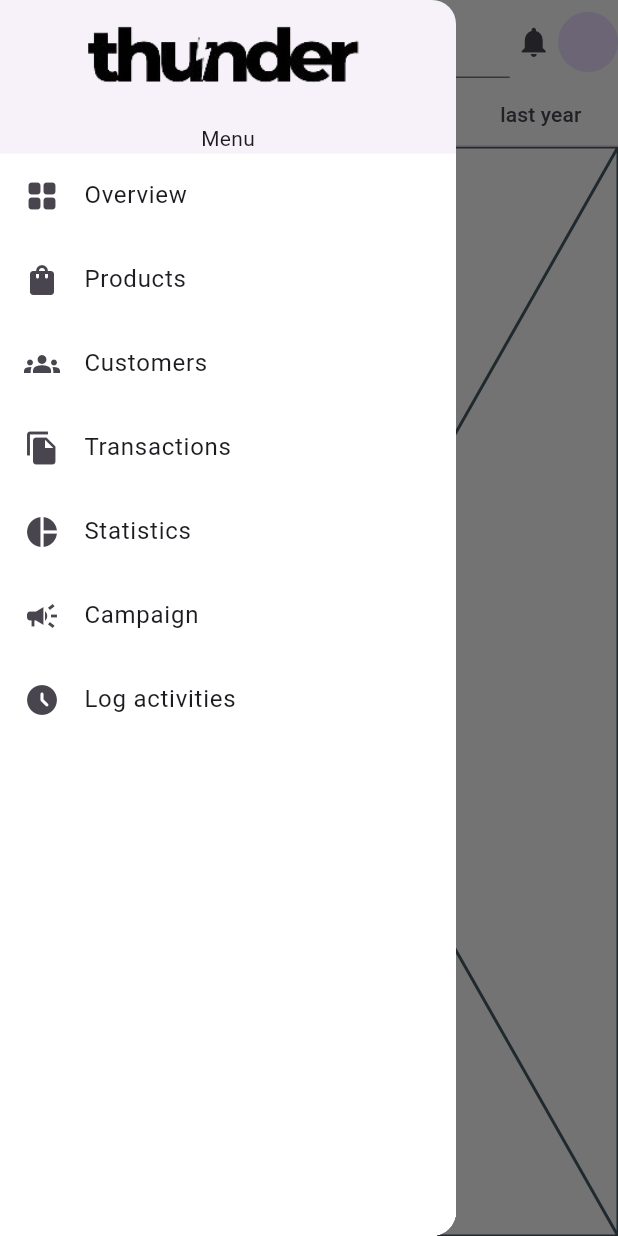
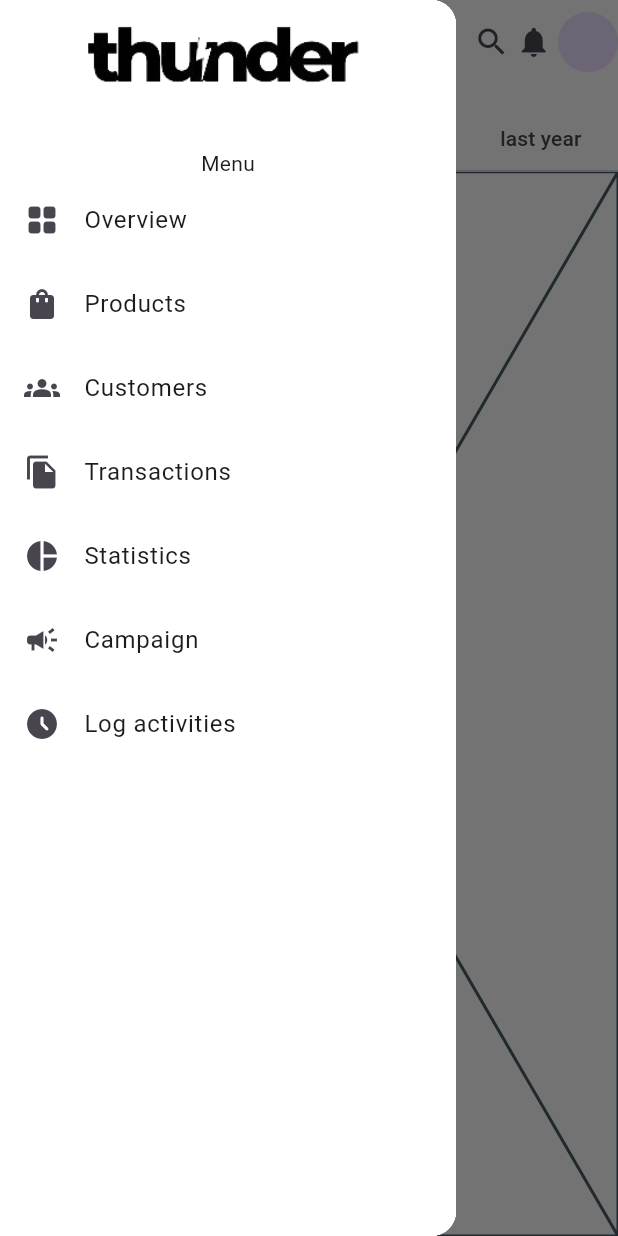
Before and after one commit to LeenAlsous/dashboard, a Flutter app: the screen it shows after launch, with the side drawer open, on a phone screen of 412 x 824 dp. Run offline on Flutter 3.47's test engine with Material 3 defaults, Android fonts, the phone set to English and light mode, and no system bars.

Commit message:
mid solution for responsive app

```diff
--- a/lib/dummy/dummy_data.dart
+++ b/lib/dummy/dummy_data.dart
@@ -1,5 +1,5 @@
 import 'package:dashboard/business_logic/total.dart';
-import 'package:dashboard/presentation/view/over_view.dart';
+import 'package:dashboard/presentation/view/main_screens/over_view.dart';
 import 'package:flutter/material.dart';
 
 import '../business_logic/drawer_model.dart';
--- /dev/null
+++ b/lib/helper/screen_sizes.dart
@@ -0,0 +1,9 @@
+import 'package:flutter/cupertino.dart';
+
+class ScreenSizes{
+
+  static bool isDesktop(BuildContext context) => MediaQuery.sizeOf(context).width >= 1000;
+  static bool isTablet(BuildContext context) => MediaQuery.sizeOf(context).width < 1000 && MediaQuery.sizeOf(context).width >= 760;
+  static bool isMobile(BuildContext context) => MediaQuery.sizeOf(context).width < 760;
+
+}
--- a/lib/main.dart
+++ b/lib/main.dart
@@ -1,5 +1,4 @@
-import 'package:dashboard/presentation/view/middle_point.dart';
-import 'package:dashboard/presentation/widgets/split_view.dart';
+import 'package:dashboard/presentation/view/main_screens/home.dart';
 import 'package:flutter/material.dart';
 
 void main() {
@@ -13,7 +12,7 @@ class MainApp extends StatelessWidget {
   Widget build(BuildContext context) {
     return const MaterialApp(
       debugShowCheckedModeBanner: false,
-      home: SplitView()
+      home: Home()
     );
   }
 }
--- /dev/null
+++ b/lib/presentation/view/main_screens/home.dart
@@ -0,0 +1,16 @@
+import 'package:dashboard/presentation/view/main_screens/split_view.dart';
+import 'package:flutter/material.dart';
+
+class Home extends StatefulWidget {
+  const Home({Key? key}) : super(key: key);
+
+  @override
+  State<Home> createState() => _HomeState();
+}
+
+class _HomeState extends State<Home> {
+  @override
+  Widget build(BuildContext context) {
+    return const SplitView();
+  }
+}
--- /dev/null
+++ b/lib/presentation/view/main_screens/over_view.dart
@@ -0,0 +1,65 @@
+import 'package:dashboard/helper/screen_sizes.dart';
+import 'package:dashboard/presentation/view/tab_bar/hours.dart';
+import 'package:dashboard/presentation/view/tab_bar/month.dart';
+import 'package:dashboard/presentation/view/tab_bar/week.dart';
+import 'package:dashboard/presentation/view/tab_bar/year.dart';
+import 'package:dashboard/presentation/widgets/drawer_widget.dart';
+import 'package:flutter/material.dart';
+
+class OverView extends StatefulWidget {
+  const OverView({Key? key}) : super(key: key);
+
+  @override
+  State<OverView> createState() => _OverViewState();
+}
+
+class _OverViewState extends State<OverView> {
+  @override
+  Widget build(BuildContext context) {
+    bool isDesktop = ScreenSizes.isDesktop(context);
+    bool isMobile = ScreenSizes.isMobile(context);
+    return DefaultTabController(
+      length: 4,
+      child: Scaffold(
+        drawer: !isDesktop ? const DrawerWidget() : null,
+        body: Container(
+              color: const Color(0xFFFAFAFA),
+              child: Column(children: [
+                AppBar(
+                  backgroundColor: const Color(0xFFFAFAFA),
+                  title: const Text('Dashboard'),
+                  actions: [
+                     !isMobile ? SizedBox(
+                        width: MediaQuery.sizeOf(context).width * 0.1,
+                        child: TextFormField(decoration: const InputDecoration(hintText: 'Search'),)) : const Icon(Icons.search),
+                    SizedBox(
+                      width: MediaQuery.sizeOf(context).width * 0.01,
+                    ),
+                    const Icon(Icons.notifications),
+                    SizedBox(
+                      width: MediaQuery.sizeOf(context).width * 0.01,
+                    ),
+                    const CircleAvatar()
+                  ],
+                ),
+                SizedBox(height: MediaQuery.sizeOf(context).height * 0.02,),
+                const TabBar(tabs: [
+                  Text('last 24 hours'),
+                  Text('last week'),
+                  Text('last month'),
+                  Text('last year'),
+                ]),
+                const Expanded(
+                  child: TabBarView(children: [
+                    HoursDashboard(),
+                    WeekDashboard(),
+                    MonthDashboard(),
+                    YearDashboard(),
+                  ]),
+                ),
+              ]),
+            ),
+      ),
+    );
+  }
+}
--- /dev/null
+++ b/lib/presentation/view/main_screens/split_view.dart
@@ -0,0 +1,57 @@
+import 'package:dashboard/dummy/dummy_data.dart';
+import 'package:dashboard/helper/screen_sizes.dart';
+import 'package:flutter/material.dart';
+
+class SplitView extends StatefulWidget {
+  const SplitView({Key? key}) : super(key: key);
+
+  @override
+  State<SplitView> createState() => _SplitViewState();
+}
+
+class _SplitViewState extends State<SplitView> {
+  @override
+  Widget build(BuildContext context) {
+    bool isDesktop = ScreenSizes.isDesktop(context);
+    return Scaffold(
+      body: Row(
+          children: [
+             if(isDesktop) Expanded(
+               child: Container(
+                 color: const Color(0xFFFFFFFF),
+                 child: Column(
+                   children: [
+                     Image.asset(
+                       'assets/logo_transparent.png',
+                       height: MediaQuery.sizeOf(context).height * 0.1,
+                     ),
+                     const Text('Menu'),
+                     ListView(
+                         shrinkWrap: true,
+                         children: menu
+                             .map(
+                               (tile) => ListTile(
+                             title: Text(tile.title),
+                             leading: tile.icon,
+                             onTap: () {
+                               for (var element in menu) {
+                                 element.isSelected = false;
+                               }
+                               tile.isSelected = true;
+                               setState(() {});
+                             },
+                           ),
+                         )
+                             .toList()),
+                   ],
+                 ),
+               ),
+             ),
+            Expanded(
+              flex: 4,
+                child: menu.firstWhere((element) => element.isSelected).view),
+          ],
+        ),
+    );
+  }
+}
--- a/lib/presentation/view/over_view.dart
+++ /dev/null
@@ -1,64 +0,0 @@
-import 'package:dashboard/presentation/view/tab_bar/hours.dart';
-import 'package:dashboard/presentation/view/tab_bar/month.dart';
-import 'package:dashboard/presentation/view/tab_bar/week.dart';
-import 'package:dashboard/presentation/view/tab_bar/year.dart';
-import 'package:dashboard/presentation/widgets/drawer_view.dart';
-import 'package:flutter/material.dart';
-
-class OverView extends StatefulWidget {
-  const OverView({Key? key}) : super(key: key);
-
-  @override
-  State<OverView> createState() => _OverViewState();
-}
-
-class _OverViewState extends State<OverView> {
-  @override
-  Widget build(BuildContext context) {
-    return DefaultTabController(
-      length: 4,
-      child: LayoutBuilder(
-        builder: (context, constraints) => Scaffold(
-          drawer: constraints.maxWidth < 1050 ? const DrawerView() : null,
-          body: Container(
-            color: const Color(0xFFFAFAFA),
-            child: Column(children: [
-              AppBar(
-                backgroundColor: const Color(0xFFFAFAFA),
-                title: const Text('Dashboard'),
-                actions: [
-                  SizedBox(
-                      width: MediaQuery.sizeOf(context).width * 0.1,
-                      // todo: change the place of text field
-                      child: TextFormField()),
-                  SizedBox(
-                    width: MediaQuery.sizeOf(context).width * 0.01,
-                  ),
-                  const Icon(Icons.notifications),
-                  SizedBox(
-                    width: MediaQuery.sizeOf(context).width * 0.01,
-                  ),
-                  const CircleAvatar()
-                ],
-              ),
-              const TabBar(tabs: [
-                Text('last 24 hours'),
-                Text('last week'),
-                Text('last month'),
-                Text('last year'),
-              ]),
-              const Expanded(
-                child: TabBarView(children: [
-                  HoursDashboard(),
-                  WeekDashboard(),
-                  MonthDashboard(),
-                  YearDashboard(),
-                ]),
-              ),
-            ]),
-          ),
-        ),
-      ),
-    );
-  }
-}
--- a/lib/presentation/widgets/drawer_view.dart
+++ /dev/null
@@ -1,43 +0,0 @@
-import 'package:dashboard/dummy/dummy_data.dart';
-import 'package:flutter/material.dart';
-
-class DrawerView extends StatefulWidget {
-  const DrawerView({Key? key}) : super(key: key);
-
-  @override
-  State<DrawerView> createState() => _DrawerViewState();
-}
-
-class _DrawerViewState extends State<DrawerView> {
-  @override
-  Widget build(BuildContext context) {
-    return Drawer(
-      child: Column(
-        children: [
-          Image.asset(
-            'assets/logo_transparent.png',
-            height: MediaQuery.sizeOf(context).height * 0.1,
-          ),
-          const Text('Menu'),
-          Expanded(
-            child: Container(
-              color: const Color(0xFFFFFFFF),
-              child: ListView(
-                  shrinkWrap: true,
-                  children: menu
-                      .map(
-                        (tile) => ListTile(
-                      title: Text(tile.title),
-                      leading: tile.icon,
-                      onTap: () {
-                        Navigator.pushReplacement(context, MaterialPageRoute(builder: (context) => tile.view,));
-                      },
-                    ),
-                  ).toList()),
-            ),
-          ),
-        ],
-      ),
-    );
-  }
-}
--- /dev/null
+++ b/lib/presentation/widgets/drawer_widget.dart
@@ -0,0 +1,49 @@
+import 'package:dashboard/dummy/dummy_data.dart';
+import 'package:flutter/material.dart';
+
+class DrawerWidget extends StatefulWidget {
+  const DrawerWidget({Key? key}) : super(key: key);
+
+  @override
+  State<DrawerWidget> createState() => _DrawerWidgetState();
+}
+
+class _DrawerWidgetState extends State<DrawerWidget> {
+  @override
+  Widget build(BuildContext context) {
+    return Drawer(
+      child: Container(
+        color: const Color(0xFFFFFFFF),
+        child: Column(
+          children: [
+            Image.asset(
+              'assets/logo_transparent.png',
+              height: MediaQuery.sizeOf(context).height * 0.1,
+            ),
+            /*TextFormField(
+              decoration: const InputDecoration(
+                hintText: 'Search anything'
+              ),
+            ),*/
+            SizedBox(height: MediaQuery.sizeOf(context).height * 0.02),
+            const Text('Menu'),
+            Expanded(
+              child: ListView(
+                  shrinkWrap: true,
+                  children: menu
+                      .map(
+                        (tile) => ListTile(
+                      title: Text(tile.title),
+                      leading: tile.icon,
+                      onTap: () {
+                        Navigator.pushReplacement(context, MaterialPageRoute(builder: (context) => tile.view,));
+                      },
+                    ),
+                  ).toList()),
+            ),
+          ],
+        ),
+      ),
+    );
+  }
+}
--- a/lib/presentation/widgets/split_view.dart
+++ /dev/null
@@ -1,29 +0,0 @@
-import 'package:dashboard/dummy/dummy_data.dart';
-import 'package:dashboard/presentation/widgets/side_menu.dart';
-import 'package:flutter/material.dart';
-
-class SplitView extends StatefulWidget {
-  const SplitView({Key? key}) : super(key: key);
-
-  @override
-  State<SplitView> createState() => _SplitViewState();
-}
-
-class _SplitViewState extends State<SplitView> {
-  @override
-  Widget build(BuildContext context) {
-    return LayoutBuilder(
-      builder: (context, constraints) => Scaffold(
-        body: Row(
-          children: [
-            constraints.maxWidth > 1050
-                ? const SideMenu()
-                : Container(),
-            Expanded(
-                child: menu.firstWhere((element) => element.isSelected).view),
-          ],
-        ),
-      ),
-    );
-  }
-}
```
Also changed, not shown: lib/helper/text_scaler.dart (deleted, +0 -12 lines), lib/presentation/view/middle_point.dart (deleted, +0 -29 lines), lib/presentation/view/tab_bar/week.dart (+3 -6 lines), lib/presentation/view/week_dashboard/week_mobile.dart (+13 -20 lines), lib/presentation/view/week_dashboard/week_web.dart (+24 -12 lines), lib/presentation/widgets/analysis_container.dart (+5 -15 lines), lib/presentation/widgets/side_menu.dart (deleted, +0 -49 lines).
